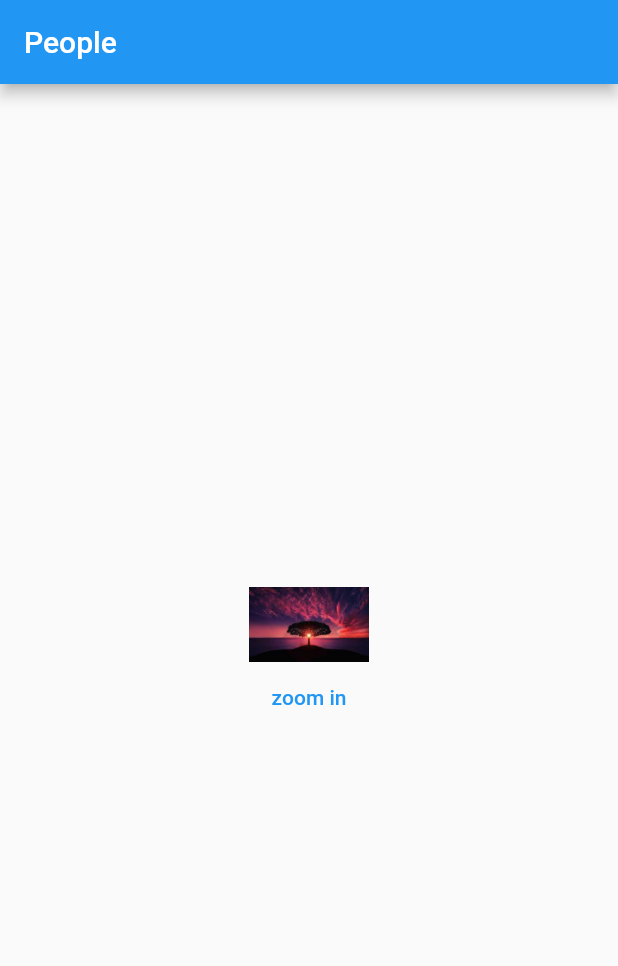
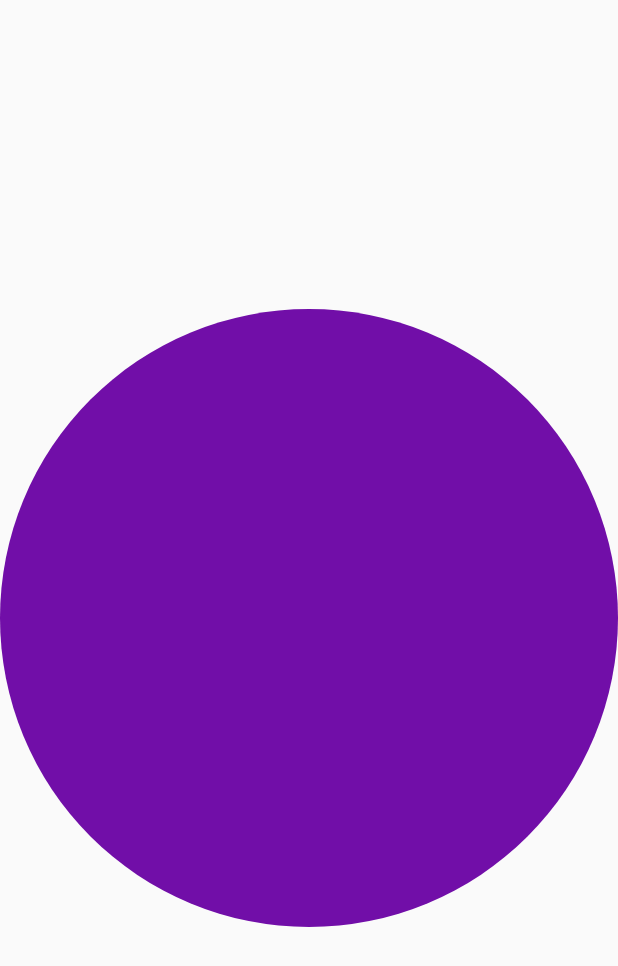
Before and after one commit to RodriguesYan/advanced_animations_flutter_1, a Flutter app: the screen it shows after launch, on a phone screen of 412 x 824 dp. Shown: the top 966 px of the screen. Run offline on Flutter 3.47's test engine with Material 2 defaults, Android fonts, the phone set to English and light mode, and no system bars.

Commit message:
tween color animation

```diff
--- /dev/null
+++ b/lib/animation_6_tween/pages/home_page_6.dart
@@ -0,0 +1,84 @@
+import 'package:flutter/material.dart';
+import 'dart:math' as math;
+
+class HomePage6 extends StatefulWidget {
+  const HomePage6({super.key});
+
+  @override
+  State<HomePage6> createState() => _HomePage6State();
+}
+
+/*
+  A R G B = 32 bits
+    A = Alpha (0 - 255) - 8 bits
+    R = Red (0 - 255) - 8 bits
+    G = Green (0 - 255) - 8 bits
+    B = Blue (0 - 255) - 8 bits
+*/
+
+Color getRandomColor() => Color(
+      0xFF000000 + math.Random().nextInt(0x00FFFFFF),
+    );
+
+class CircleClipper extends CustomClipper<Path> {
+  const CircleClipper();
+  @override
+  Path getClip(Size size) {
+    var path = Path();
+
+    final rect = Rect.fromCircle(
+      //calculation to get the center of the component
+      center: Offset(size.width / 2, size.height / 2),
+      radius: size.width / 2,
+    );
+
+    path.addOval(rect);
+
+    return path;
+  }
+
+  //if the component changes of size, for example, we had to do something do reclip
+  @override
+  bool shouldReclip(covariant CustomClipper oldClipper) => false;
+}
+
+class _HomePage6State extends State<HomePage6> {
+  var _color = getRandomColor();
+
+  @override
+  Widget build(BuildContext context) {
+    return Scaffold(
+      body: Center(
+        child: ClipPath(
+          clipper: const CircleClipper(),
+          child: TweenAnimationBuilder(
+            builder: (BuildContext context, Color? color, Widget? child) {
+              return ColorFiltered(
+                colorFilter: ColorFilter.mode(
+                  color!,
+                  BlendMode.srcATop,
+                ),
+                child: child!,
+              );
+            },
+            duration: const Duration(seconds: 1),
+            tween: ColorTween(
+              begin: getRandomColor(),
+              end: _color,
+            ),
+            onEnd: () {
+              setState(() {
+                _color = getRandomColor();
+              });
+            },
+            child: Container(
+              color: Colors.red,
+              width: MediaQuery.of(context).size.width,
+              height: MediaQuery.of(context).size.width,
+            ),
+          ),
+        ),
+      ),
+    );
+  }
+}
--- a/lib/main.dart
+++ b/lib/main.dart
@@ -3,6 +3,7 @@ import 'package:flutter/material.dart';
 import 'animation_3_3d/pages/home_page_3.dart';
 import 'animation_4_hero/pages/home_page_4.dart';
 import 'animation_5_implicit/pages/home_page_5.dart';
+import 'animation_6_tween/pages/home_page_6.dart';
 
 void main() {
   runApp(const MyApp());
@@ -18,7 +19,7 @@ class MyApp extends StatelessWidget {
       theme: ThemeData(
         primarySwatch: Colors.blue,
       ),
-      home: const HomePage5(),
+      home: const HomePage6(),
     );
   }
 }
```
